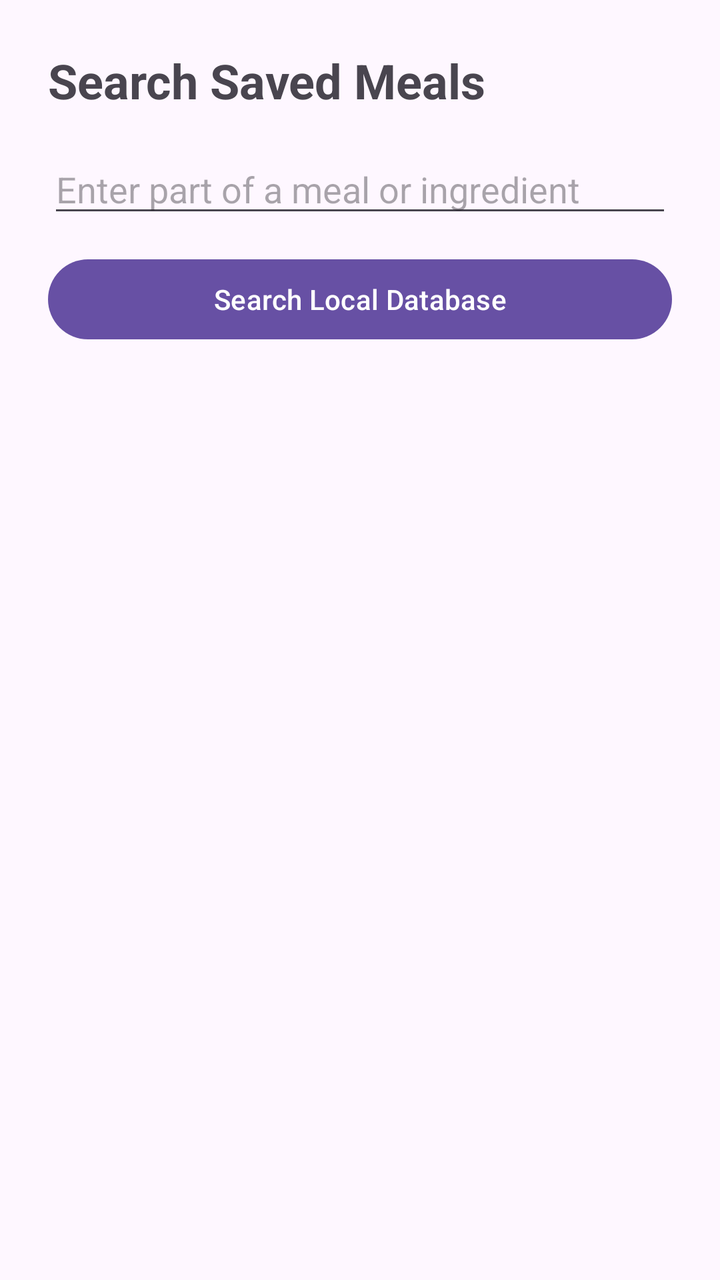
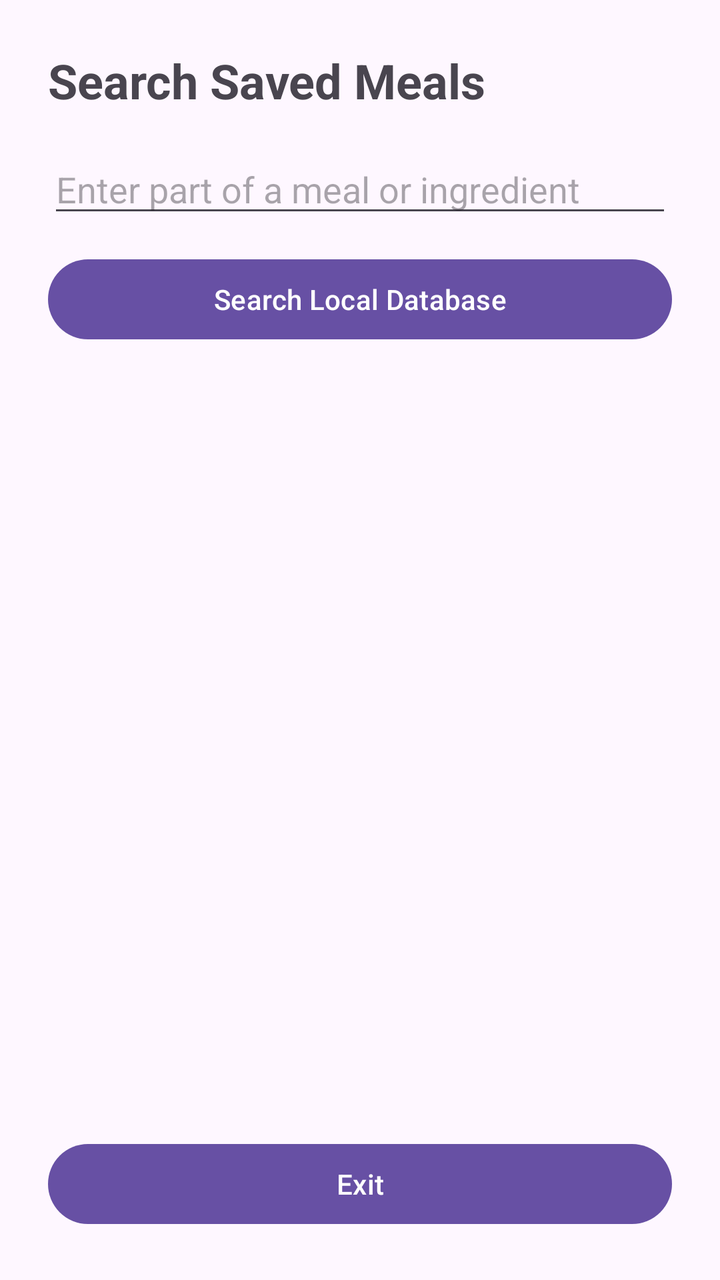

Screens rendered from an Android XML layout before and after an edit, with the pre-edit source and the edit as a unified diff.
<!-- AndroidManifest.xml: application theme Theme.Meal_Prep_API -->
<!-- res/layout/activity_local_meal_search.xml -->
<?xml version="1.0" encoding="utf-8"?>
<LinearLayout
    xmlns:android="http://schemas.android.com/apk/res/android"
    android:layout_width="match_parent"
    android:layout_height="match_parent"
    android:orientation="vertical"
    android:padding="24dp">

    <TextView
        android:layout_width="match_parent"
        android:layout_height="wrap_content"
        android:text="Search Saved Meals"
        android:textSize="24sp"
        android:textStyle="bold"
        android:layout_marginBottom="16dp" />

    <EditText
        android:id="@+id/local_search_input"
        android:layout_width="match_parent"
        android:layout_height="wrap_content"
        android:hint="Enter part of a meal or ingredient"
        android:inputType="text"
        android:maxLines="1" />

    <Button
        android:id="@+id/local_search_button"
        android:layout_width="match_parent"
        android:layout_height="wrap_content"
        android:text="Search Local Database"
        android:layout_marginTop="12dp" />

    <ScrollView
        android:layout_width="match_parent"
        android:layout_height="0dp"
        android:layout_weight="1"
        android:layout_marginTop="16dp">

        <TextView
            android:id="@+id/local_results_text"
            android:layout_width="match_parent"
            android:layout_height="wrap_content"
            android:textSize="16sp"
            android:textIsSelectable="true"
            android:autoLink="web"
            android:paddingBottom="24dp" />

    </ScrollView>

</LinearLayout>
<!-- resources referenced by this layout -->
<resources>
  <style name="Theme.Meal_Prep_API" parent="Base.Theme.Meal_Prep_API" />
  <style name="Base.Theme.Meal_Prep_API" parent="Theme.Material3.DayNight.NoActionBar">
          
          
      </style>
</resources>

<!-- the commit's change to res/layout/activity_local_meal_search.xml (unified diff, before → after) -->
@@ -46,4 +46,11 @@
 
     </ScrollView>
 
+    <Button
+        android:id="@+id/exit_button"
+        android:layout_width="match_parent"
+        android:layout_height="wrap_content"
+        android:layout_marginTop="4dp"
+        android:text="Exit" />
+
 </LinearLayout>
